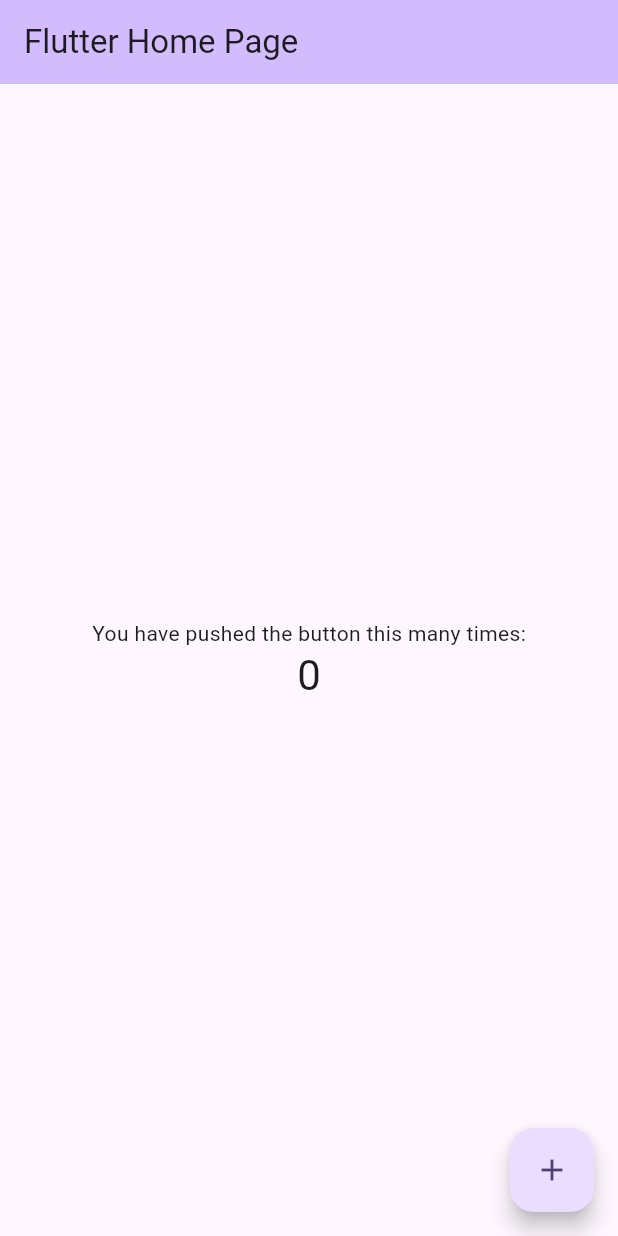
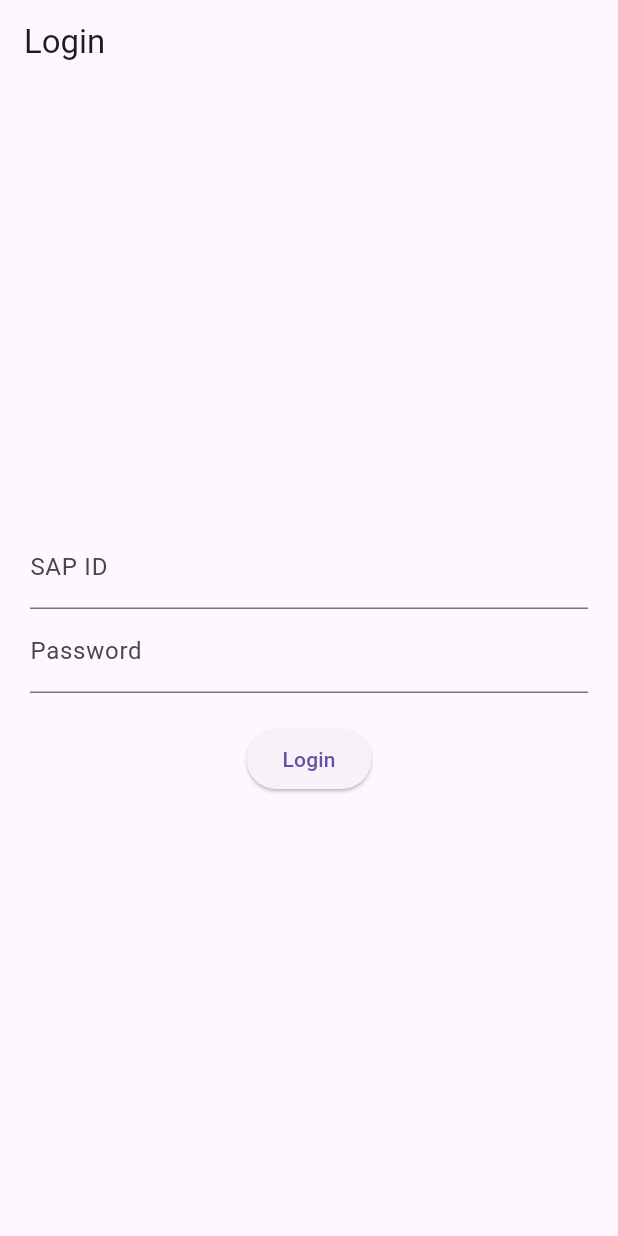
Before and after one commit to KP-2903/Hostel_Help, a Flutter app: the screen it shows after launch, on a phone screen of 412 x 824 dp. Run offline on Flutter 3.47's test engine with Material 3 defaults, Android fonts, the phone set to English and light mode, and no system bars; our stand-ins replace cloud_firestore, firebase_auth, firebase_core; accounts and stored records are empty.

Commit message:
structure created and working fine

```diff
--- a/lib/main.dart
+++ b/lib/main.dart
@@ -1,125 +1,19 @@
+import 'package:firebase_core/firebase_core.dart';
 import 'package:flutter/material.dart';
+import 'screens/auth/login_screen.dart';
 
-void main() {
-  runApp(const MyApp());
+void main() async {
+  WidgetsFlutterBinding.ensureInitialized();
+  await Firebase.initializeApp();
+  runApp(MyApp());
 }
 
 class MyApp extends StatelessWidget {
-  const MyApp({super.key});
-
-  // This widget is the root of your application.
   @override
   Widget build(BuildContext context) {
     return MaterialApp(
-      title: 'Flutter Demo',
-      theme: ThemeData(
-        // This is the theme of your application.
-        //
-        // TRY THIS: Try running your application with "flutter run". You'll see
-        // the application has a purple toolbar. Then, without quitting the app,
-        // try changing the seedColor in the colorScheme below to Colors.green
-        // and then invoke "hot reload" (save your changes or press the "hot
-        // reload" button in a Flutter-supported IDE, or press "r" if you used
-        // the command line to start the app).
-        //
-        // Notice that the counter didn't reset back to zero; the application
-        // state is not lost during the reload. To reset the state, use hot
-        // restart instead.
-        //
-        // This works for code too, not just values: Most code changes can be
-        // tested with just a hot reload.
-        colorScheme: ColorScheme.fromSeed(seedColor: Colors.deepPurple),
-        useMaterial3: true,
-      ),
-      home: const MyHomePage(title: 'Flutter Home Page'),
+      debugShowCheckedModeBanner: false,
+      home: LoginScreen(),
     );
   }
 }
-
-class MyHomePage extends StatefulWidget {
-  const MyHomePage({super.key, required this.title});
-
-  // This widget is the home page of your application. It is stateful, meaning
-  // that it has a State object (defined below) that contains fields that affect
-  // how it looks.
-
-  // This class is the configuration for the state. It holds the values (in this
-  // case the title) provided by the parent (in this case the App widget) and
-  // used by the build method of the State. Fields in a Widget subclass are
-  // always marked "final".
-
-  final String title;
-
-  @override
-  State<MyHomePage> createState() => _MyHomePageState();
-}
-
-class _MyHomePageState extends State<MyHomePage> {
-  int _counter = 0;
-
-  void _incrementCounter() {
-    setState(() {
-      // This call to setState tells the Flutter framework that something has
-      // changed in this State, which causes it to rerun the build method below
-      // so that the display can reflect the updated values. If we changed
-      // _counter without calling setState(), then the build method would not be
-      // called again, and so nothing would appear to happen.
-      _counter++;
-    });
-  }
-
-  @override
-  Widget build(BuildContext context) {
-    // This method is rerun every time setState is called, for instance as done
-    // by the _incrementCounter method above.
-    //
-    // The Flutter framework has been optimized to make rerunning build methods
-    // fast, so that you can just rebuild anything that needs updating rather
-    // than having to individually change instances of widgets.
-    return Scaffold(
-      appBar: AppBar(
-        // TRY THIS: Try changing the color here to a specific color (to
-        // Colors.amber, perhaps?) and trigger a hot reload to see the AppBar
-        // change color while the other colors stay the same.
-        backgroundColor: Theme.of(context).colorScheme.inversePrimary,
-        // Here we take the value from the MyHomePage object that was created by
-        // the App.build method, and use it to set our appbar title.
-        title: Text(widget.title),
-      ),
-      body: Center(
-        // Center is a layout widget. It takes a single child and positions it
-        // in the middle of the parent.
-        child: Column(
-          // Column is also a layout widget. It takes a list of children and
-          // arranges them vertically. By default, it sizes itself to fit its
-          // children horizontally, and tries to be as tall as its parent.
-          //
-          // Column has various properties to control how it sizes itself and
-          // how it positions its children. Here we use mainAxisAlignment to
-          // center the children vertically; the main axis here is the vertical
-          // axis because Columns are vertical (the cross axis would be
-          // horizontal).
-          //
-          // TRY THIS: Invoke "debug painting" (choose the "Toggle Debug Paint"
-          // action in the IDE, or press "p" in the console), to see the
-          // wireframe for each widget.
-          mainAxisAlignment: MainAxisAlignment.center,
-          children: <Widget>[
-            const Text(
-              'You have pushed the button this many times:',
-            ),
-            Text(
-              '$_counter',
-              style: Theme.of(context).textTheme.headlineMedium,
-            ),
-          ],
-        ),
-      ),
-      floatingActionButton: FloatingActionButton(
-        onPressed: _incrementCounter,
-        tooltip: 'Increment',
-        child: const Icon(Icons.add),
-      ), // This trailing comma makes auto-formatting nicer for build methods.
-    );
-  }
-}
--- /dev/null
+++ b/lib/screens/auth/login_screen.dart
@@ -0,0 +1,93 @@
+import 'package:flutter/material.dart';
+import 'package:firebase_auth/firebase_auth.dart';
+import 'package:cloud_firestore/cloud_firestore.dart';
+import 'change_password_screen.dart'; // First-time password change screen
+import '../student/student_dashboard.dart'; // Corrected import
+import '../warden/warden_dashboard.dart'; // Corrected import
+
+class LoginScreen extends StatefulWidget {
+  @override
+  _LoginScreenState createState() => _LoginScreenState();
+}
+
+class _LoginScreenState extends State<LoginScreen> {
+  final TextEditingController sapIdController = TextEditingController();
+  final TextEditingController passwordController = TextEditingController();
+  final FirebaseAuth _auth = FirebaseAuth.instance;
+  final FirebaseFirestore _firestore = FirebaseFirestore.instance;
+  bool isLoading = false;
+
+  Future<void> login() async {
+    setState(() => isLoading = true);
+
+    String sapId = sapIdController.text.trim();
+    String password = passwordController.text.trim();
+    String email = "$sapId@sap.edu"; // SAP ID formatted as email
+
+    try {
+      UserCredential userCredential = await _auth.signInWithEmailAndPassword(
+        email: email,
+        password: password,
+      );
+
+      // Fetch user details from Firestore
+      DocumentSnapshot userDoc = await _firestore.collection('users').doc(sapId).get();
+      bool passwordChanged = userDoc.exists && userDoc['passwordChanged'] == true;
+      bool isWarden = sapId == "000000"; // Warden check
+
+      if (!passwordChanged && password == "hostel@123") {
+        // First-time login, force password change
+        Navigator.pushReplacement(
+          context,
+          MaterialPageRoute(builder: (context) => ChangePasswordScreen(user: userCredential.user!)),
+        );
+      } else {
+        // Redirect based on user type
+        Navigator.pushReplacement(
+          context,
+          MaterialPageRoute(
+            builder: (context) => isWarden ? WardenDashboard() : StudentDashboard(),
+          ),
+        );
+      }
+    } catch (e) {
+      ScaffoldMessenger.of(context).showSnackBar(
+        SnackBar(content: Text("Login failed: ${e.toString()}")),
+      );
+    } finally {
+      setState(() => isLoading = false);
+    }
+  }
+
+  @override
+  Widget build(BuildContext context) {
+    return Scaffold(
+      appBar: AppBar(title: Text("Login")),
+      body: Padding(
+        padding: const EdgeInsets.all(20.0),
+        child: Column(
+          mainAxisAlignment: MainAxisAlignment.center,
+          children: [
+            TextField(
+              controller: sapIdController,
+              keyboardType: TextInputType.number,
+              decoration: InputDecoration(labelText: "SAP ID"),
+            ),
+            TextField(
+              controller: passwordController,
+              obscureText: true,
+              decoration: InputDecoration(labelText: "Password"),
+            ),
+            SizedBox(height: 20),
+            isLoading
+                ? CircularProgressIndicator()
+                : ElevatedButton(
+              onPressed: login,
+              child: Text("Login"),
+            ),
+          ],
+        ),
+      ),
+    );
+  }
+}
--- a/pubspec.yaml
+++ b/pubspec.yaml
@@ -35,6 +35,12 @@
   # The following adds the Cupertino Icons font to your application.
   # Use with the CupertinoIcons class for iOS style icons.
   cupertino_icons: ^1.0.8
+  firebase_core: ^3.11.0
+  provider: ^6.1.2
+  cloud_firestore: ^5.6.3
+  firebase_auth: ^5.4.2
+  firebase_analytics: ^11.4.2
+  intl: ^0.20.2
 
 dev_dependencies:
   flutter_test:
```
Also changed, not shown: lib/screens/auth/change_password_screen.dart (added, +81 -0 lines), lib/screens/student/complaint_list_screen.dart (added, +39 -0 lines), lib/screens/student/student_dashboard.dart (added, +89 -0 lines), lib/screens/warden/warden_dashboard.dart (added, +62 -0 lines), lib/services/auth_service.dart (added, +44 -0 lines), firebase.json (added), lib/firebase_options.dart (added), lib/models/complaint_model.dart (added), lib/models/user_model.dart (added), lib/screens/student/complaint_detail_screen.dart (added), lib/screens/student/new_complaint_screen.dart (added), lib/screens/warden/complaint_management_screen.dart (added), lib/services/complaint_service.dart (added), lib/widgets/complaint_card.dart (added), 2 more files, 7 other files.
